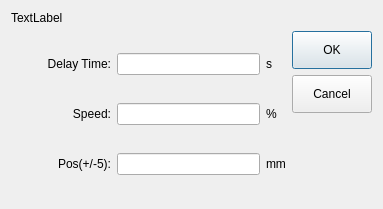
First picture: the form in hcinstruction/icautorunrevise.ui, repository GaussCheng/2-5AxisPunch, before the edit.
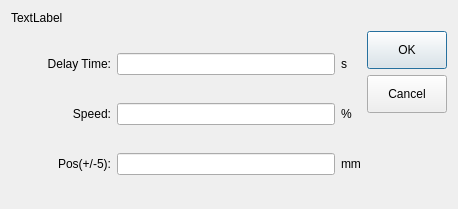
Second picture: the form after the edit. Custom widgets are drawn as their Qt base class.

What changed in the file:
```diff
--- a/hcinstruction/icautorunrevise.ui
+++ b/hcinstruction/icautorunrevise.ui
@@ -6,22 +6,34 @@
    <rect>
     <x>0</x>
     <y>0</y>
-    <width>383</width>
+    <width>458</width>
     <height>209</height>
    </rect>
   </property>
+  <property name="sizePolicy">
+   <sizepolicy hsizetype="Fixed" vsizetype="Fixed">
+    <horstretch>0</horstretch>
+    <verstretch>0</verstretch>
+   </sizepolicy>
+  </property>
+  <property name="minimumSize">
+   <size>
+    <width>383</width>
+    <height>209</height>
+   </size>
+  </property>
   <property name="windowTitle">
    <string>Dialog</string>
   </property>
-  <layout class="QVBoxLayout" name="verticalLayout">
-   <item>
+  <layout class="QGridLayout" name="gridLayout_2">
+   <item row="0" column="0">
     <widget class="QLabel" name="currentMoldItemLabel">
      <property name="text">
       <string>TextLabel</string>
      </property>
     </widget>
    </item>
-   <item>
+   <item row="1" column="0">
     <layout class="QHBoxLayout" name="horizontalLayout">
      <item>
       <layout class="QGridLayout" name="gridLayout">
```
